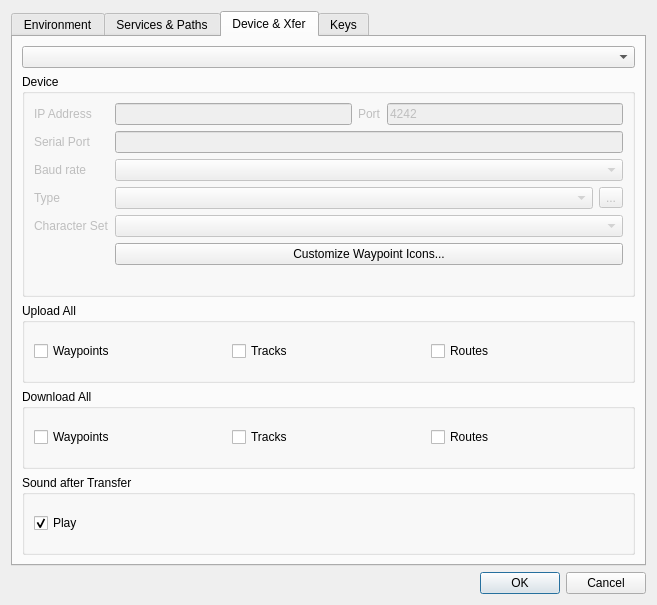
Old version of the form src/IDlgConfig.ui in the repository ntruchsess/QLandkarteGT.
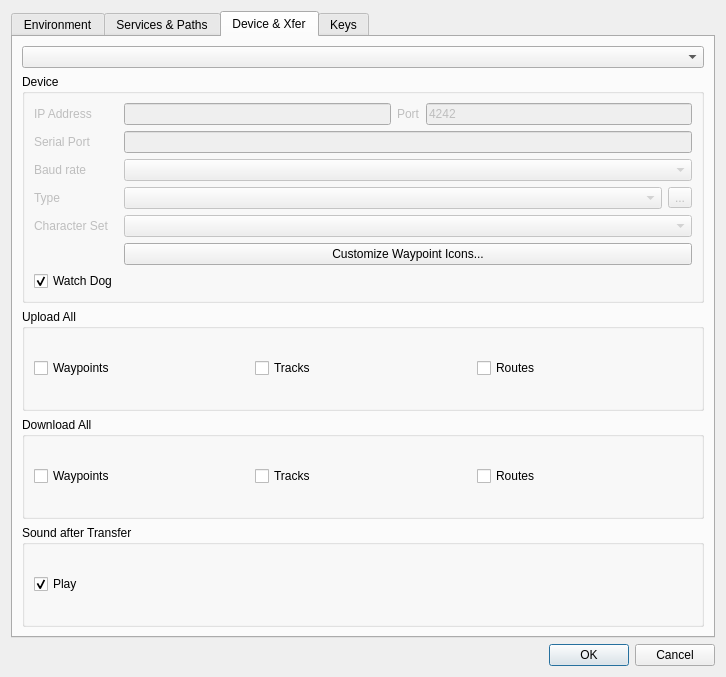
New version of the form. The open tabs and pages were chosen to show the change. Icons and pictures are not drawn.

```diff
--- a/src/IDlgConfig.ui
+++ b/src/IDlgConfig.ui
@@ -6,8 +6,8 @@
    <rect>
     <x>0</x>
     <y>0</y>
-    <width>657</width>
-    <height>601</height>
+    <width>726</width>
+    <height>677</height>
    </rect>
   </property>
   <property name="windowTitle">
@@ -903,6 +903,16 @@
             </property>
            </widget>
           </item>
+          <item row="6" column="0">
+           <widget class="QCheckBox" name="checkWatchDog">
+            <property name="text">
+             <string>Watch Dog</string>
+            </property>
+            <property name="checked">
+             <bool>true</bool>
+            </property>
+           </widget>
+          </item>
          </layout>
         </widget>
        </item>
```
Left out of the diff: 4 changed lines with no effect on the pictures.
